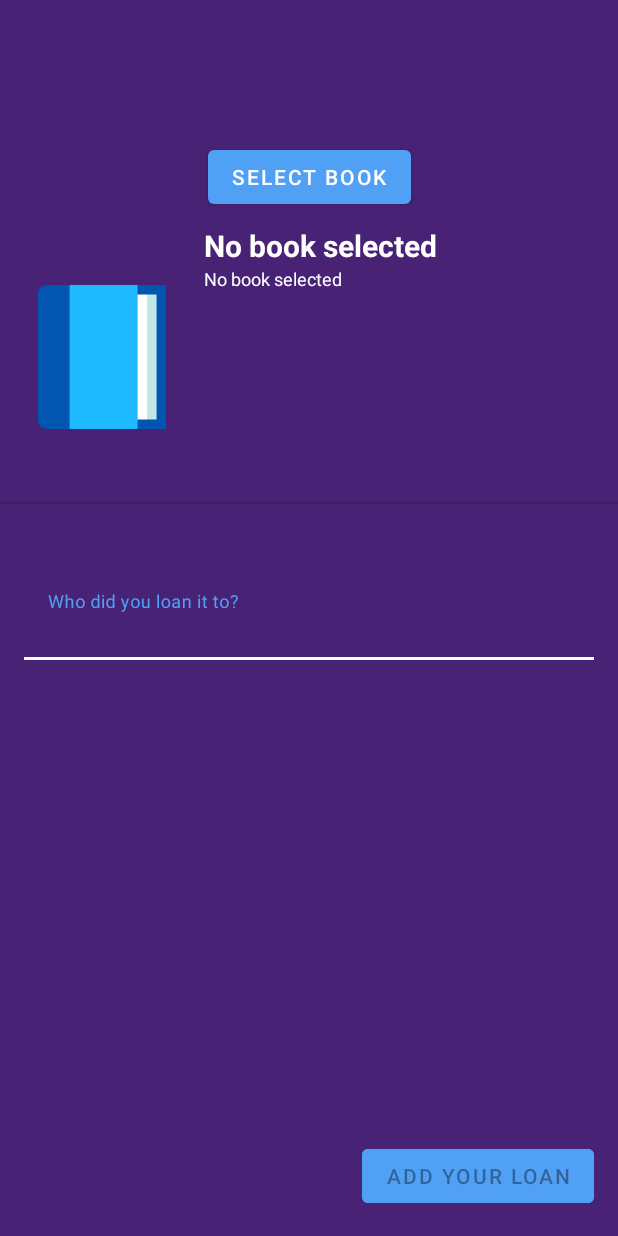
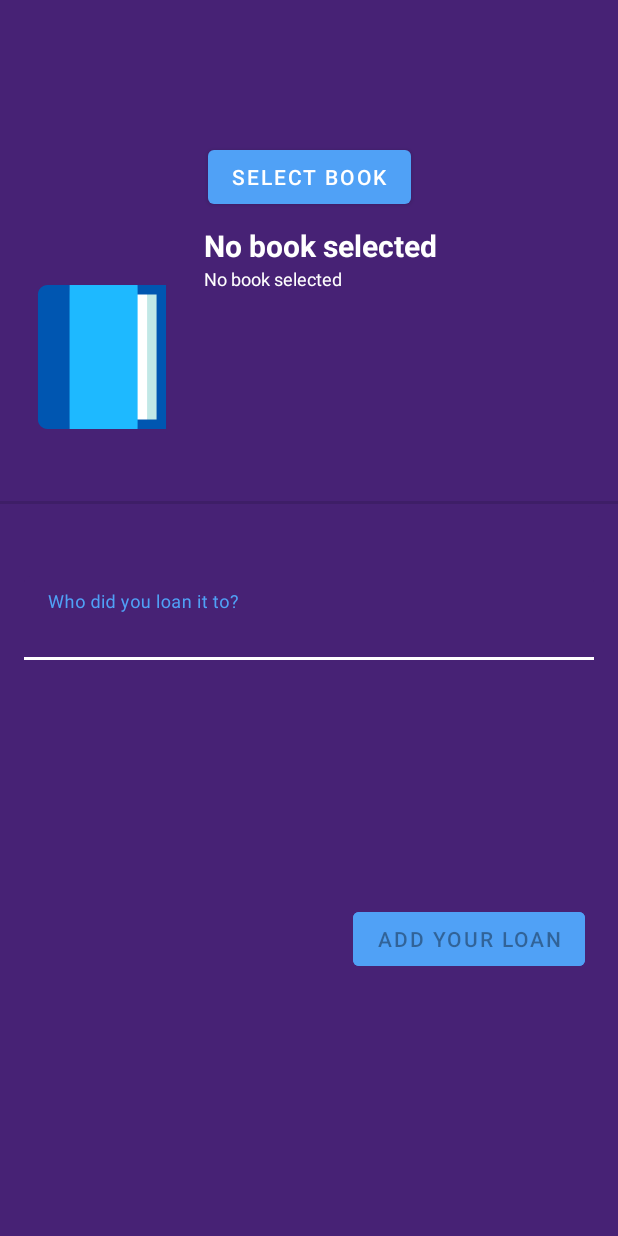
Before and after one commit to Biblioteca-de-Bolso/mobileApp, an Android app: the AddBorrowActivity screen opened directly, with no data from a screen before it, on a phone screen of 412 x 824 dp. Run offline under Robolectric (Android 15) with nearby library versions, the phone set to English and light mode, and no system bars; pictures from the network do not load.

Commit message:
Fix activity_add_borrow.xml and activity_edit_borrow.xml on low devices

```diff
--- a/app/src/main/res/layout/activity_add_borrow.xml
+++ b/app/src/main/res/layout/activity_add_borrow.xml
@@ -83,15 +83,12 @@
                     android:textColor="@color/white" />
             </com.google.android.material.textfield.TextInputLayout>
 
-        </androidx.constraintlayout.widget.ConstraintLayout>
-
-    </ScrollView>
-
             <Button
                 android:id="@+id/btn_add_loan"
                 android:layout_width="wrap_content"
                 android:layout_height="wrap_content"
-        android:layout_margin="16dp"
+                android:layout_marginEnd="22dp"
+                android:layout_marginBottom="80dp"
                 android:backgroundTint="@color/gd_blue_purple_1"
                 android:enabled="false"
                 android:text="@string/label_add_your_loan"
@@ -99,3 +96,7 @@
                 app:layout_constraintEnd_toEndOf="parent" />
 
         </androidx.constraintlayout.widget.ConstraintLayout>
+
+    </ScrollView>
+
+</androidx.constraintlayout.widget.ConstraintLayout>
--- a/app/src/main/res/layout/activity_edit_borrow.xml
+++ b/app/src/main/res/layout/activity_edit_borrow.xml
@@ -98,10 +98,6 @@
                 app:layout_constraintTop_toBottomOf="@id/til_contact_name"
                 tools:listitem="@layout/spinner_item" />
 
-        </androidx.constraintlayout.widget.ConstraintLayout>
-
-    </ScrollView>
-
     <Button
         android:id="@+id/btn_edit_loan"
         android:layout_width="wrap_content"
@@ -123,5 +119,8 @@
         android:text="@string/label_delete"
         app:layout_constraintBottom_toBottomOf="parent"
         app:layout_constraintStart_toStartOf="parent" />
+        </androidx.constraintlayout.widget.ConstraintLayout>
+
+    </ScrollView>
 
 </androidx.constraintlayout.widget.ConstraintLayout>
```
Lines whose indentation alone changed are shown as unchanged.
